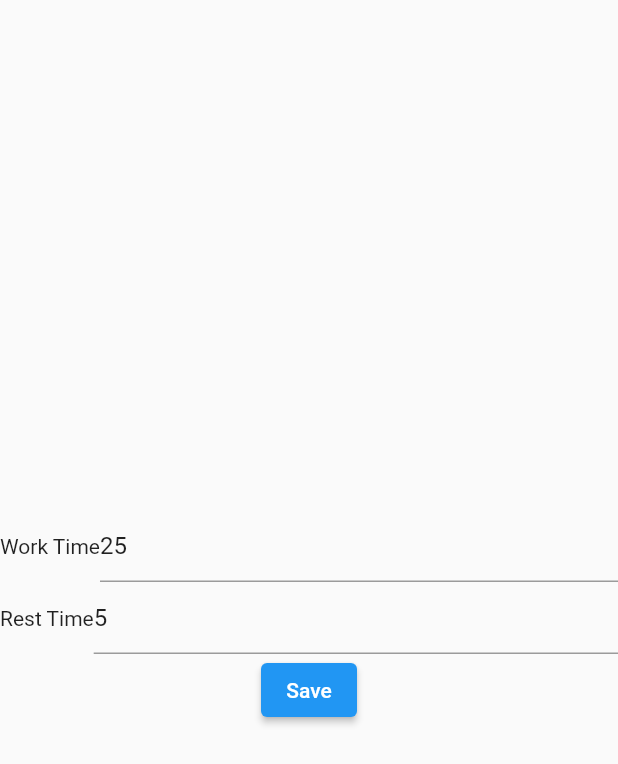
After one commit to hikatyu1029/pomodoro_timer, a Flutter app: the screen it shows after launch, after a tap on "Start", after a tap on "Rest Time", after a tap on the "settings" icon, on a phone screen of 412 x 824 dp. The commit adds this screen. Shown: the top 764 px of the screen. Run offline on Flutter 3.47's test engine with Material 2 defaults, Android fonts, the phone set to English and light mode, and no system bars; our stand-ins replace audioplayers, google_fonts.

Commit message:
add setting view

```diff
--- a/lib/Config/config.dart
+++ b/lib/Config/config.dart
@@ -7,10 +7,14 @@ class Config {
   }
 
   // 設定中タイマー
-  int setCount = 300;
+  int setCount = 1500;
 
   // 現在のカウント
-  int count = 300;
+  int count = 1500;
+
+  int workTime = 1500;
+
+  int restTime = 300;
 
   // 連続再生フラグ
   bool continueFlg = false;
@@ -19,8 +23,16 @@ class Config {
     count = setCount;
   }
 
-  void setTiome(int t) {
-    setCount = t;
-    count = t;
+  void setTime(int m) {
+    switch (m) {
+      case 0:
+        setCount = workTime;
+        count = workTime;
+        break;
+      case 1:
+        setCount = restTime;
+        count = restTime;
+        break;
+    }
   }
 }
--- a/lib/Timer/timer_view.dart
+++ b/lib/Timer/timer_view.dart
@@ -4,6 +4,7 @@ import 'package:flutter/material.dart';
 import 'package:google_fonts/google_fonts.dart';
 import 'package:pomodoro_timer/Component/default_button.dart';
 import 'package:pomodoro_timer/Timer/timer_view_model.dart';
+import 'package:pomodoro_timer/setting/setting_view.dart';
 import 'package:provider/provider.dart';
 
 class TimerView extends StatelessWidget {
@@ -85,20 +86,33 @@ class TimerViewBody extends StatelessWidget {
               mainAxisAlignment: MainAxisAlignment.spaceAround,
               children: [
                 DefaultButton(
-                    onPressed: () => vm.setTime(1500, 0),
+                    onPressed: () => vm.setTime(0),
                     child: Text(
-                      "25 minutes",
+                      "Work Time",
                       style: TextStyle(fontWeight: FontWeight.bold),
                     )),
                 DefaultButton(
-                    onPressed: () => vm.setTime(300, 1),
+                    onPressed: () => vm.setTime(1),
                     child: Text(
-                      "5 minutes",
+                      "Rest Time",
                       style: TextStyle(fontWeight: FontWeight.bold),
                     )),
               ],
             )
           ],
+        ),
+        Align(
+          alignment: Alignment.topRight,
+          child: IconButton(
+              iconSize: 50,
+              icon: const Icon(Icons.settings),
+              onPressed: () => {
+                    Navigator.push(
+                        context,
+                        MaterialPageRoute(
+                            // （2） 実際に表示するページ(ウィジェット)を指定する
+                            builder: (context) => SettingView()))
+                  }),
         )
       ],
     );
--- a/lib/Timer/timer_view_model.dart
+++ b/lib/Timer/timer_view_model.dart
@@ -27,9 +27,7 @@ class TimerViewModel extends ChangeNotifier {
   static const REST_FINISH_SOUND = 'girls_voice_fight.mp3';
 
   void start() {
-    print(conf.count.toString());
     _timer = Timer.periodic(const Duration(seconds: 1), (timer) {
-      print(conf.count.toString());
       countDownStart();
     });
     _timer.isActive;
@@ -68,10 +66,10 @@ class TimerViewModel extends ChangeNotifier {
     notifyListeners();
   }
 
-  void setTime(int t, int m) {
+  void setTime(int m) {
     mode = m;
-    conf.setCount = t;
-    conf.count = t;
+    conf.setTime(m);
+
     notifyListeners();
   }
 
--- /dev/null
+++ b/lib/setting/setting_view.dart
@@ -0,0 +1,71 @@
+import 'package:flutter/material.dart';
+import 'package:flutter/services.dart';
+import 'package:google_fonts/google_fonts.dart';
+import 'package:pomodoro_timer/Component/default_button.dart';
+import 'package:pomodoro_timer/Timer/timer_view_model.dart';
+import 'package:provider/provider.dart';
+
+import '../Config/config.dart';
+import 'setting_view_model.dart';
+
+class SettingView extends StatelessWidget {
+  const SettingView({Key? key}) : super(key: key);
+
+  @override
+  Widget build(BuildContext context) {
+    return Scaffold(
+        body: MultiProvider(
+      providers: [
+        ChangeNotifierProvider(create: (context) => SettingViewModel())
+      ],
+      child: SettingViewBody(),
+    ));
+  }
+}
+
+class SettingViewBody extends StatelessWidget {
+  @override
+  var conf = Config();
+  late TextEditingController _workTimeController;
+  late TextEditingController _restTimeController;
+  Widget build(BuildContext context) {
+    var vm = Provider.of<SettingViewModel>(context, listen: false);
+    _workTimeController = new TextEditingController(
+        text: (conf.workTime / 60).round().toString());
+    _restTimeController = new TextEditingController(
+        text: (conf.restTime / 60).round().toString());
+    return Center(
+        child: Column(
+      mainAxisAlignment: MainAxisAlignment.center,
+      children: [
+        Row(
+          children: [
+            Text("Work Time"),
+            Expanded(
+                child: TextFormField(
+                    controller: _workTimeController,
+                    keyboardType: TextInputType.number,
+                    inputFormatters: [FilteringTextInputFormatter.digitsOnly]))
+          ],
+        ),
+        Row(
+          children: [
+            Text("Rest Time"),
+            Expanded(
+                child: TextFormField(
+                    controller: _restTimeController,
+                    keyboardType: TextInputType.number,
+                    inputFormatters: [FilteringTextInputFormatter.digitsOnly]))
+          ],
+        ),
+        ElevatedButton(
+            onPressed: () => {
+                  conf.workTime = int.parse(_workTimeController.text) * 60,
+                  conf.restTime = int.parse(_restTimeController.text) * 60,
+                  Navigator.pop(context)
+                },
+            child: Text("Save"))
+      ],
+    ));
+  }
+}
--- /dev/null
+++ b/lib/setting/setting_view_model.dart
@@ -0,0 +1,3 @@
+import 'package:flutter/material.dart';
+
+class SettingViewModel extends ChangeNotifier {}
```
Also changed, not shown: 1 other file.
